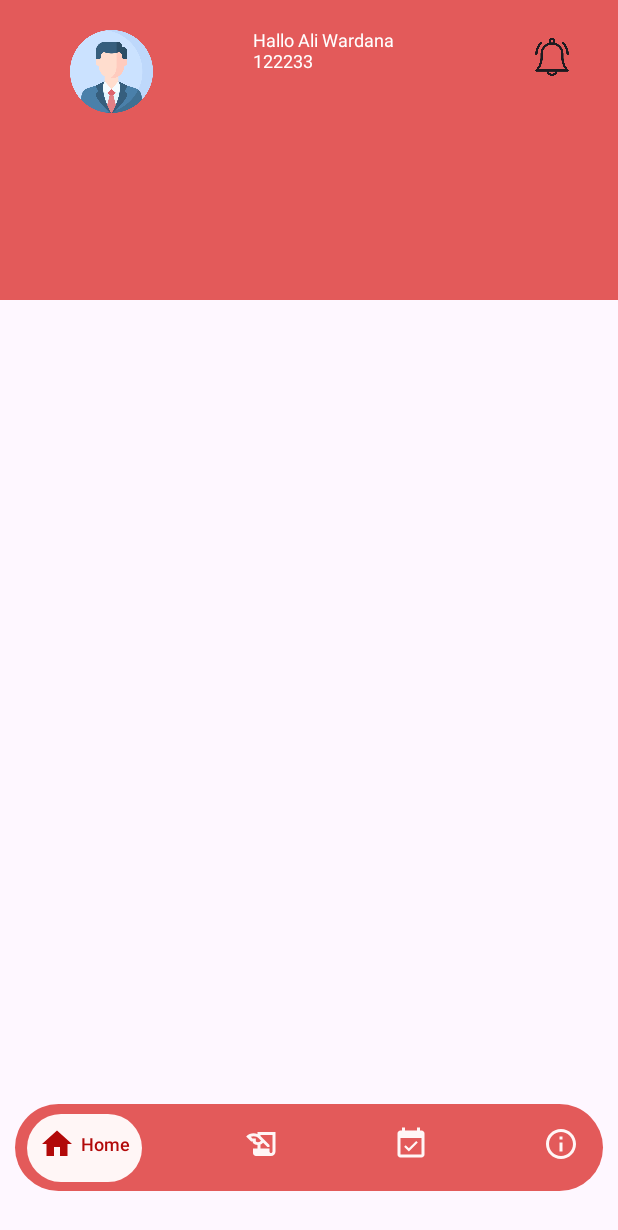
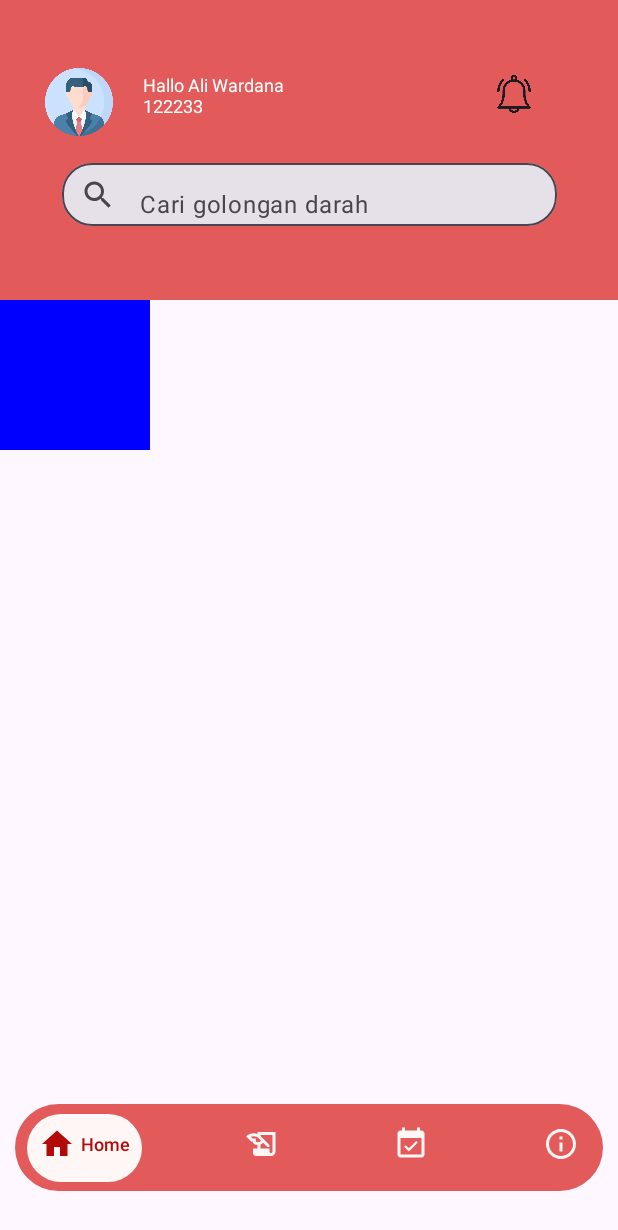
Before and after one commit to waradli/App-LifeBloodID, an Android app built with Jetpack Compose: the @Preview function BotNavBarPrev, on a phone screen of 412 x 824 dp. Shown: the top 1230 px of the screen. Run offline under Robolectric (Android 15) with nearby library versions, the phone set to English and light mode, and no system bars; libraries missing offline, so code that uses them is left out: com.app_donor_darah; 1 statement that could not run was skipped.

Commit message:
nambahkan search

```diff
--- a/app/src/main/java/com/example/appslifebloodid/Intro/IntroScreen1.kt
+++ b/app/src/main/java/com/example/appslifebloodid/Intro/IntroScreen1.kt
@@ -7,11 +7,13 @@ import androidx.compose.foundation.layout.Box
 import androidx.compose.foundation.layout.Column
 import androidx.compose.foundation.layout.fillMaxSize
 import androidx.compose.foundation.layout.height
+import androidx.compose.foundation.layout.size
 import androidx.compose.foundation.layout.width
 import androidx.compose.material3.Text
 import androidx.compose.runtime.Composable
 import androidx.compose.ui.Alignment
 import androidx.compose.ui.Modifier
+import androidx.compose.ui.draw.scale
 import androidx.compose.ui.graphics.Color
 import androidx.compose.ui.res.painterResource
 import androidx.compose.ui.text.font.FontWeight
@@ -31,9 +33,7 @@ fun IntroScreen1(modifier: Modifier = Modifier) {
             Image(
                 painter = painterResource(id = R.drawable.intro1),
                 contentDescription = "jpg intro1",
-                modifier = Modifier
-                    .width(200.dp)
-                    .height(200.dp)
+                modifier = Modifier.size(10.dp)
             )
             Text(text = "Selamat Datang di LifeBloodID",
                 fontSize = 20.sp,
--- a/app/src/main/java/com/example/appslifebloodid/Intro/IntroScreen3.kt
+++ b/app/src/main/java/com/example/appslifebloodid/Intro/IntroScreen3.kt
@@ -21,7 +21,7 @@ import androidx.compose.ui.unit.sp
 @Composable
 fun IntroScreen3(modifier: Modifier = Modifier) {
     Box (
-        modifier = Modifier.fillMaxSize().background(Color(0xFFF6F6))
+        modifier = Modifier.fillMaxSize().background(Color(0xFF1F1F1))
 
     ){
         Column(
--- a/app/src/main/java/com/example/appslifebloodid/Page/Component/Item/Item_Home.kt
+++ b/app/src/main/java/com/example/appslifebloodid/Page/Component/Item/Item_Home.kt
@@ -6,13 +6,22 @@ import androidx.compose.foundation.layout.Arrangement
 import androidx.compose.foundation.layout.Box
 import androidx.compose.foundation.layout.Column
 import androidx.compose.foundation.layout.Row
+import androidx.compose.foundation.layout.Spacer
+import androidx.compose.foundation.layout.fillMaxHeight
 import androidx.compose.foundation.layout.fillMaxWidth
 import androidx.compose.foundation.layout.height
 import androidx.compose.foundation.layout.padding
 import androidx.compose.foundation.layout.size
+import androidx.compose.foundation.layout.width
+import androidx.compose.foundation.shape.RoundedCornerShape
+import androidx.compose.material.icons.Icons
+import androidx.compose.material.icons.filled.Search
 import androidx.compose.material3.Icon
+import androidx.compose.material3.OutlinedTextField
 import androidx.compose.material3.Text
+import androidx.compose.material3.TextFieldDefaults
 import androidx.compose.runtime.Composable
+import androidx.compose.ui.Alignment
 import androidx.compose.ui.Modifier
 import androidx.compose.ui.graphics.Color
 import androidx.compose.ui.graphics.RectangleShape
@@ -26,6 +35,9 @@ import com.example.appslifebloodid.R
 fun Item_Home(
     modifier: Modifier = Modifier
 ) {
+    Column (
+        modifier = modifier
+    ){
         Box(
             modifier = modifier
                 .fillMaxWidth()
@@ -34,12 +46,13 @@ fun Item_Home(
 
         ) {
             Column(
-
+                modifier = Modifier.padding(top = 20.dp),
+                horizontalAlignment = Alignment.CenterHorizontally
 
             ) {
                 Row(
-                horizontalArrangement = Arrangement.SpaceAround,
                     modifier = Modifier.fillMaxWidth()
+
 
                 ) {
                     Image(
@@ -47,11 +60,11 @@ fun Item_Home(
                         contentDescription = "Image Profile",
                         modifier = Modifier
                             .size(75.dp)
-                        .padding(start = 10.dp, top = 20.dp)
+                            .padding(start = 30.dp, top = 20.dp)
                     )
                     Column(
                         modifier = Modifier.padding(
-                        top = 20.dp,
+                            top = 30.dp, start = 20.dp
                         ),
 
                         ) {
@@ -71,15 +84,42 @@ fun Item_Home(
                                 )
                         )
                     }
+                    Box(
+                        modifier = Modifier.padding(start = 115.dp)
+
+                    ) {
                         Icon(
                             painter = painterResource(id = R.drawable.notification),
                             contentDescription = "Notification",
                             modifier = Modifier
                                 .size(55.dp)
-                        .padding(start = 30.dp, top = 20.dp)
+                                .padding(start = 20.dp, top = 30.dp)
+
+                        )
+                    }
+
+                }
+                Spacer(modifier = Modifier.height(5.dp))
+                OutlinedTextField(
+                    value = "",
+                    onValueChange = { /* Change listener for search query */ },
+                    label = { Text("Cari golongan darah", onTextLayout = {}) },
+                    leadingIcon = {
+                        Icon(Icons.Filled.Search, contentDescription = "Search Icon")
+                    },
+                    modifier = Modifier
+                        .width(330.dp)
+                        .height(50.dp),
+                    shape = RoundedCornerShape(20.dp),
+                    colors = TextFieldDefaults.colors()
 
                 )
             }
         }
+        Box (
+            modifier = Modifier.width(100.dp).height(100.dp).background(Color.Blue),
+        ){
+
         }
     }
+}
--- a/app/src/main/java/com/example/appslifebloodid/Page/HomeScreen.kt
+++ b/app/src/main/java/com/example/appslifebloodid/Page/HomeScreen.kt
@@ -1,10 +1,12 @@
 package com.example.appslifebloodid.Page
 
 import androidx.compose.foundation.layout.fillMaxSize
+import androidx.compose.foundation.layout.padding
 import androidx.compose.foundation.lazy.LazyColumn
 import androidx.compose.material3.ExperimentalMaterial3Api
 import androidx.compose.runtime.Composable
 import androidx.compose.ui.Modifier
+import androidx.compose.ui.unit.dp
 import com.example.appslifebloodid.Page.Component.Item.Item_Home
 
 @OptIn(ExperimentalMaterial3Api::class)
--- a/app/src/main/java/com/example/appslifebloodid/Route/BotNavBar.kt
+++ b/app/src/main/java/com/example/appslifebloodid/Route/BotNavBar.kt
@@ -43,22 +43,8 @@ fun BotNavBar(
     modifier: Modifier = Modifier
 ) {
     val navController = rememberNavController()
-    val navBackStackEntry by navController.currentBackStackEntryAsState()
-    val currentDestination = navBackStackEntry?.destination
-    val noBottomBarRoutes = listOf(
-        "TentangAplikasi",
-        "Kebijakan&Privasi",
-        "PusatBantuan",
-        "KetentuanPengguna",
-        "PertanyaanYangSeringDitanyakan"
-    )
-
     Scaffold(
-        bottomBar = {
-            if (currentDestination?.route !in noBottomBarRoutes) {
-                BottomBar(navController = navController)
-            }
-        }
+        bottomBar = { BottomBar(navController = navController) }
     ) { innerPadding ->
         BottomGraph(
             navController = navController,
@@ -81,10 +67,9 @@ fun BottomBar(
     )
     val navBackStackEntry by navController.currentBackStackEntryAsState()
     val currentDestination = navBackStackEntry?.destination
-
     Row(
         modifier = Modifier
-            .padding(horizontal = 10.dp, vertical = 30.dp)
+            .padding(horizontal = 10.dp, vertical = 30.dp,)
             .background(Color(0xFFE35A5A), shape = RoundedCornerShape(50))
             .height(58.dp)
             .fillMaxWidth(),
--- a/app/src/main/res/values/themes.xml
+++ b/app/src/main/res/values/themes.xml
@@ -1,5 +1,5 @@
 <?xml version="1.0" encoding="utf-8"?>
 <resources>
+    <style name="Theme.AppsLifeBloodID" parent="android:Theme.Material.Light.NoActionBar" />
 
-    <style name="Theme.AppsLifeBloodID" parent="android:Theme.Material.Light.NoActionBar" />
 </resources>
```
Lines whose indentation alone changed are shown as unchanged.
